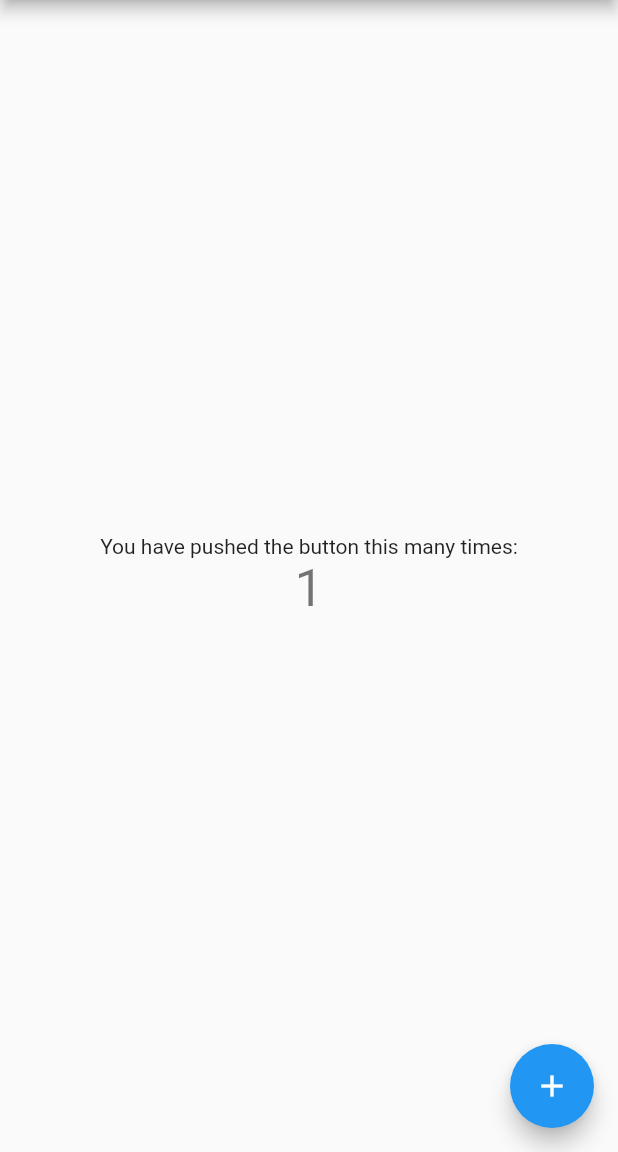
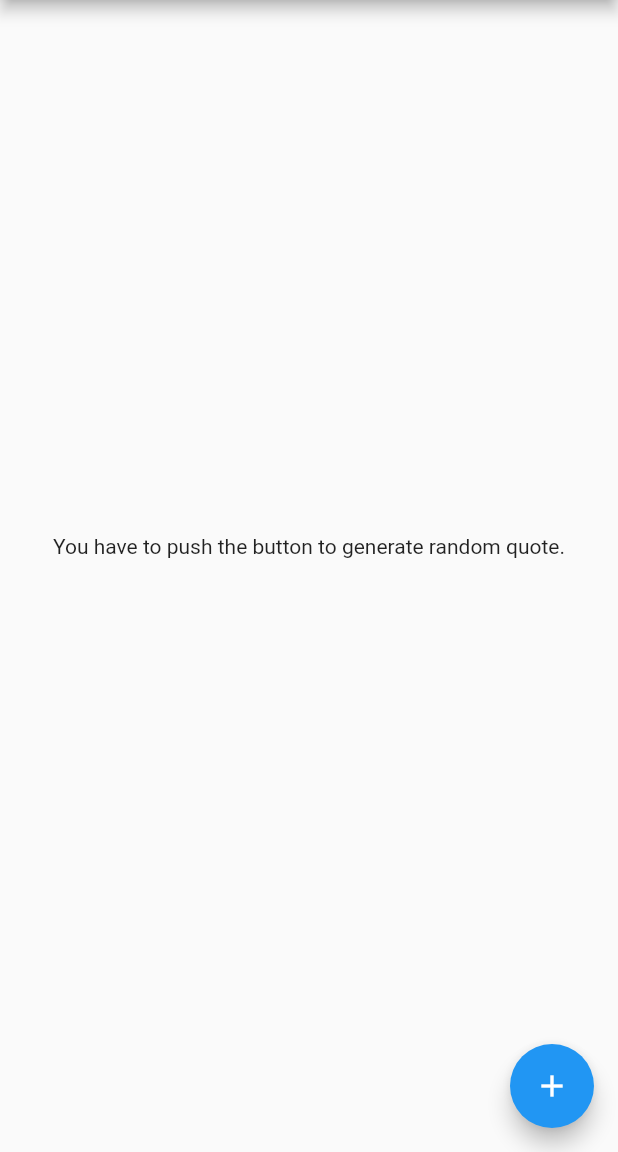
Before and after one commit to muhammadidrees/quoter, a Flutter app: the screen it shows after launch, after a tap on the "add" icon, on a phone screen of 412 x 824 dp, the part 84-1236 px from its top. Run offline on Flutter 3.47's test engine with Material 2 defaults, Android fonts, the light colour scheme and no system bars; our stand-ins replace equatable.

Commit message:
added random quote functionality

```diff
--- a/example/lib/main.dart
+++ b/example/lib/main.dart
@@ -32,11 +32,11 @@ class QuotePage extends StatefulWidget {
 }
 
 class _QuotePageState extends State<QuotePage> {
-  int _counter = 0;
+  Quote? _quote;
 
-  void _incrementCounter() {
+  void _generateRandomQuote() {
     setState(() {
-      _counter++;
+      _quote = widget.quoter.getRandomQuote();
     });
   }
 
@@ -50,19 +50,20 @@ class _QuotePageState extends State<QuotePage> {
         child: Column(
           mainAxisAlignment: MainAxisAlignment.center,
           children: <Widget>[
-            const Text(
-              'You have pushed the button this many times:',
+            Text(
+              _quote?.quotee ??
+                  'You have to push the button to generate random quote.',
             ),
             Text(
-              '$_counter',
+              _quote?.quotation ?? "",
               style: Theme.of(context).textTheme.headline4,
             ),
           ],
         ),
       ),
       floatingActionButton: FloatingActionButton(
-        onPressed: _incrementCounter,
-        tooltip: 'Increment',
+        onPressed: _generateRandomQuote,
+        tooltip: 'generate quote',
         child: const Icon(Icons.add),
       ),
     );
```
Also changed, not shown: 1 other file.
